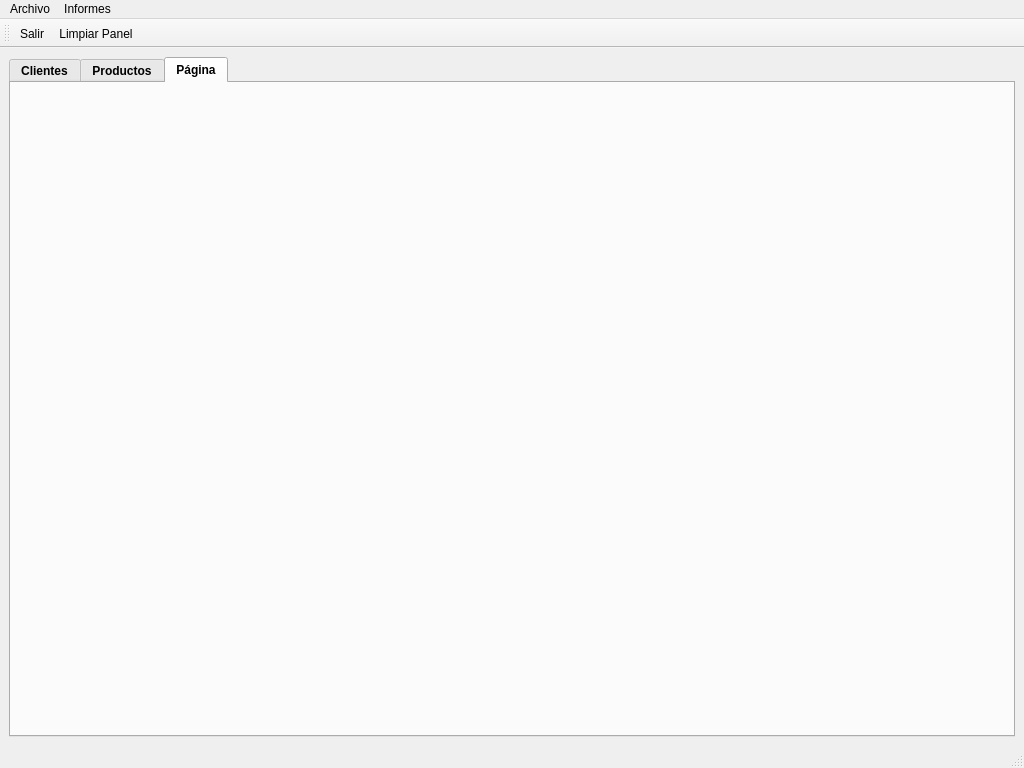
This is templates/mainWindow.ui in Sierrowsky/SierraPerezR as Qt 5 draws it before an edit. The edited form follows.
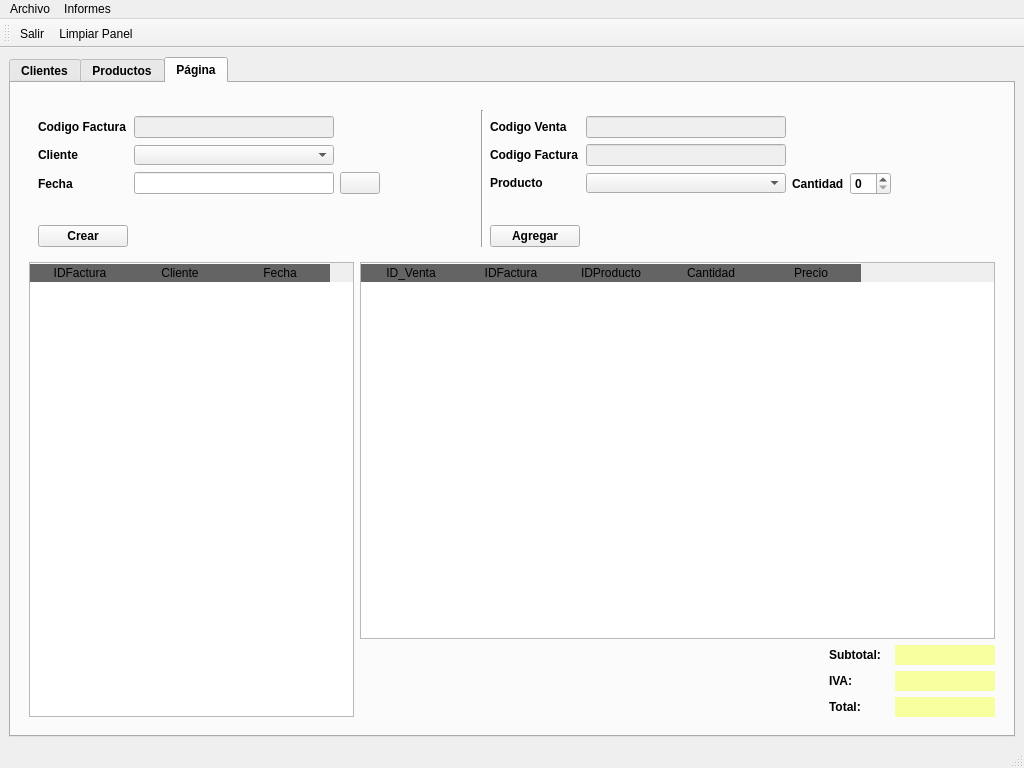
This is the edited form. The open tabs and pages were chosen to show the change. Icons and pictures are not drawn.

Diff of the .ui file:
```diff
--- a/templates/mainWindow.ui
+++ b/templates/mainWindow.ui
@@ -29,6 +29,7 @@
      <widget class="QTabWidget" name="tabWidget">
       <property name="font">
        <font>
+        <weight>75</weight>
         <bold>true</bold>
         <underline>false</underline>
        </font>
@@ -1188,6 +1189,423 @@
        <attribute name="title">
         <string>Página</string>
        </attribute>
+       <layout class="QGridLayout" name="gridLayout_6">
+        <item row="1" column="0">
+         <widget class="QFrame" name="frame_3">
+          <property name="frameShape">
+           <enum>QFrame::NoFrame</enum>
+          </property>
+          <layout class="QGridLayout" name="gridLayout_8">
+           <item row="3" column="3">
+            <widget class="QLabel" name="lbIVA">
+             <property name="minimumSize">
+              <size>
+               <width>60</width>
+               <height>20</height>
+              </size>
+             </property>
+             <property name="maximumSize">
+              <size>
+               <width>60</width>
+               <height>20</height>
+              </size>
+             </property>
+             <property name="text">
+              <string>IVA:</string>
+             </property>
+            </widget>
+           </item>
+           <item row="1" column="0" rowspan="4">
+            <widget class="QTableWidget" name="tableWidget">
+             <property name="maximumSize">
+              <size>
+               <width>325</width>
+               <height>16777215</height>
+              </size>
+             </property>
+             <property name="styleSheet">
+              <string notr="true">QHeaderView::section:horizontal
+{
+border-top: 1px solid #ffffff;
+color:'white';
+font: 11pt &quot;Arial&quot;;
+background-color:rgb(100,100,100);
+}</string>
+             </property>
+             <column>
+              <property name="text">
+               <string>IDFactura</string>
+              </property>
+             </column>
+             <column>
+              <property name="text">
+               <string>Cliente</string>
+              </property>
+             </column>
+             <column>
+              <property name="text">
+               <string>Fecha</string>
+              </property>
+             </column>
+            </widget>
+           </item>
+           <item row="2" column="3">
+            <widget class="QLabel" name="lblSubtotal">
+             <property name="minimumSize">
+              <size>
+               <width>60</width>
+               <height>20</height>
+              </size>
+             </property>
+             <property name="maximumSize">
+              <size>
+               <width>60</width>
+               <height>20</height>
+              </size>
+             </property>
+             <property name="text">
+              <string>Subtotal:</string>
+             </property>
+            </widget>
+           </item>
+           <item row="2" column="4">
+            <widget class="QLabel" name="txtSubtotal">
+             <property name="sizePolicy">
+              <sizepolicy hsizetype="Fixed" vsizetype="Fixed">
+               <horstretch>0</horstretch>
+               <verstretch>0</verstretch>
+              </sizepolicy>
+             </property>
+             <property name="minimumSize">
+              <size>
+               <width>100</width>
+               <height>20</height>
+              </size>
+             </property>
+             <property name="styleSheet">
+              <string notr="true">background-color: rgb(247, 255, 158);</string>
+             </property>
+             <property name="text">
+              <string/>
+             </property>
+            </widget>
+           </item>
+           <item row="4" column="4">
+            <widget class="QLabel" name="txtTotal">
+             <property name="sizePolicy">
+              <sizepolicy hsizetype="Fixed" vsizetype="Fixed">
+               <horstretch>0</horstretch>
+               <verstretch>0</verstretch>
+              </sizepolicy>
+             </property>
+             <property name="minimumSize">
+              <size>
+               <width>100</width>
+               <height>20</height>
+              </size>
+             </property>
+             <property name="styleSheet">
+              <string notr="true">background-color: rgb(247, 255, 158);</string>
+             </property>
+             <property name="text">
+              <string/>
+             </property>
+            </widget>
+           </item>
+           <item row="3" column="4">
+            <widget class="QLabel" name="txtIVA">
+             <property name="sizePolicy">
+              <sizepolicy hsizetype="Fixed" vsizetype="Fixed">
+               <horstretch>0</horstretch>
+               <verstretch>0</verstretch>
+              </sizepolicy>
+             </property>
+             <property name="minimumSize">
+              <size>
+               <width>100</width>
+               <height>20</height>
+              </size>
+             </property>
+             <property name="styleSheet">
+              <string notr="true">background-color: rgb(247, 255, 158);</string>
+             </property>
+             <property name="text">
+              <string/>
+             </property>
+            </widget>
+           </item>
+           <item row="4" column="3">
+            <widget class="QLabel" name="lblTotal">
+             <property name="minimumSize">
+              <size>
+               <width>60</width>
+               <height>20</height>
+              </size>
+             </property>
+             <property name="maximumSize">
+              <size>
+               <width>60</width>
+               <height>20</height>
+              </size>
+             </property>
+             <property name="text">
+              <string>Total:</string>
+             </property>
+            </widget>
+           </item>
+           <item row="1" column="1" colspan="4">
+            <widget class="QTableWidget" name="tableWidget_2">
+             <property name="styleSheet">
+              <string notr="true">QHeaderView::section:horizontal
+{
+border-top: 1px solid #ffffff;
+color:'white';
+font: 11pt &quot;Arial&quot;;
+background-color:rgb(100,100,100);
+}</string>
+             </property>
+             <column>
+              <property name="text">
+               <string>ID_Venta</string>
+              </property>
+             </column>
+             <column>
+              <property name="text">
+               <string>IDFactura</string>
+              </property>
+             </column>
+             <column>
+              <property name="text">
+               <string>IDProducto</string>
+              </property>
+             </column>
+             <column>
+              <property name="text">
+               <string>Cantidad</string>
+              </property>
+             </column>
+             <column>
+              <property name="text">
+               <string>Precio</string>
+              </property>
+             </column>
+            </widget>
+           </item>
+           <item row="0" column="0" colspan="5">
+            <widget class="QFrame" name="frame_4">
+             <property name="frameShape">
+              <enum>QFrame::NoFrame</enum>
+             </property>
+             <layout class="QGridLayout" name="gridLayout_7">
+              <item row="3" column="9">
+               <widget class="QLabel" name="label_6">
+                <property name="text">
+                 <string>Cantidad</string>
+                </property>
+               </widget>
+              </item>
+              <item row="3" column="8">
+               <widget class="QComboBox" name="comboBox_2">
+                <property name="minimumSize">
+                 <size>
+                  <width>200</width>
+                  <height>20</height>
+                 </size>
+                </property>
+                <property name="maximumSize">
+                 <size>
+                  <width>200</width>
+                  <height>20</height>
+                 </size>
+                </property>
+               </widget>
+              </item>
+              <item row="3" column="7">
+               <widget class="QLabel" name="label_7">
+                <property name="minimumSize">
+                 <size>
+                  <width>60</width>
+                  <height>2</height>
+                 </size>
+                </property>
+                <property name="maximumSize">
+                 <size>
+                  <width>60</width>
+                  <height>20</height>
+                 </size>
+                </property>
+                <property name="text">
+                 <string>Producto</string>
+                </property>
+               </widget>
+              </item>
+              <item row="3" column="10">
+               <widget class="QSpinBox" name="spinBox"/>
+              </item>
+              <item row="2" column="7">
+               <widget class="QLabel" name="label_8">
+                <property name="text">
+                 <string>Codigo Factura</string>
+                </property>
+               </widget>
+              </item>
+              <item row="1" column="7">
+               <widget class="QLabel" name="label_5">
+                <property name="minimumSize">
+                 <size>
+                  <width>90</width>
+                  <height>20</height>
+                 </size>
+                </property>
+                <property name="maximumSize">
+                 <size>
+                  <width>90</width>
+                  <height>20</height>
+                 </size>
+                </property>
+                <property name="text">
+                 <string>Codigo Venta</string>
+                </property>
+               </widget>
+              </item>
+              <item row="3" column="11">
+               <spacer name="horizontalSpacer_20">
+                <property name="orientation">
+                 <enum>Qt::Horizontal</enum>
+                </property>
+                <property name="sizeHint" stdset="0">
+                 <size>
+                  <width>40</width>
+                  <height>20</height>
+                 </size>
+                </property>
+               </spacer>
+              </item>
+              <item row="8" column="7">
+               <widget class="QPushButton" name="pushButton_3">
+                <property name="text">
+                 <string>Agregar</string>
+                </property>
+               </widget>
+              </item>
+              <item row="1" column="0">
+               <widget class="QLabel" name="label_4">
+                <property name="minimumSize">
+                 <size>
+                  <width>90</width>
+                  <height>20</height>
+                 </size>
+                </property>
+                <property name="maximumSize">
+                 <size>
+                  <width>90</width>
+                  <height>20</height>
+                 </size>
+                </property>
+                <property name="text">
+                 <string>Codigo Factura</string>
+                </property>
+               </widget>
+              </item>
+              <item row="0" column="4" rowspan="9" colspan="2">
+               <widget class="Line" name="line">
+                <property name="orientation">
+                 <enum>Qt::Vertical</enum>
+                </property>
+               </widget>
+              </item>
+              <item row="1" column="1">
+               <widget class="QLineEdit" name="lineEdit">
+                <property name="enabled">
+                 <bool>false</bool>
+                </property>
+               </widget>
+              </item>
+              <item row="1" column="8">
+               <widget class="QLineEdit" name="lineEdit_3">
+                <property name="enabled">
+                 <bool>false</bool>
+                </property>
+               </widget>
+              </item>
+              <item row="2" column="0">
+               <widget class="QLabel" name="label_3">
+                <property name="text">
+                 <string>Cliente</string>
+                </property>
+               </widget>
+              </item>
+              <item row="2" column="1">
+               <widget class="QComboBox" name="comboBox">
+                <property name="minimumSize">
+                 <size>
+                  <width>200</width>
+                  <height>20</height>
+                 </size>
+                </property>
+                <property name="maximumSize">
+                 <size>
+                  <width>200</width>
+                  <height>20</height>
+                 </size>
+                </property>
+               </widget>
+              </item>
+              <item row="2" column="8">
+               <widget class="QLineEdit" name="lineEdit_4">
+                <property name="enabled">
+                 <bool>false</bool>
+                </property>
+               </widget>
+              </item>
+              <item row="8" column="0">
+               <widget class="QPushButton" name="pushButton_2">
+                <property name="text">
+                 <string>Crear</string>
+                </property>
+               </widget>
+              </item>
+              <item row="3" column="1">
+               <widget class="QLineEdit" name="lineEdit_2"/>
+              </item>
+              <item row="3" column="2">
+               <widget class="QPushButton" name="pushButton">
+                <property name="text">
+                 <string/>
+                </property>
+                <property name="icon">
+                 <iconset>
+                  <normaloff>C:/Users/a21pablosp/Downloads/OteroJorge-master/OteroJorge-master/templates/calendar.ico</normaloff>C:/Users/a21pablosp/Downloads/OteroJorge-master/OteroJorge-master/templates/calendar.ico</iconset>
+                </property>
+               </widget>
+              </item>
+              <item row="3" column="0">
+               <widget class="QLabel" name="label_2">
+                <property name="text">
+                 <string>Fecha</string>
+                </property>
+               </widget>
+              </item>
+              <item row="3" column="3">
+               <spacer name="horizontalSpacer_21">
+                <property name="orientation">
+                 <enum>Qt::Horizontal</enum>
+                </property>
+                <property name="sizeHint" stdset="0">
+                 <size>
+                  <width>40</width>
+                  <height>20</height>
+                 </size>
+                </property>
+               </spacer>
+              </item>
+             </layout>
+            </widget>
+           </item>
+          </layout>
+         </widget>
+        </item>
+       </layout>
       </widget>
      </widget>
     </item>
```
Left out of the diff: 125 changed lines with no effect on the pictures.
